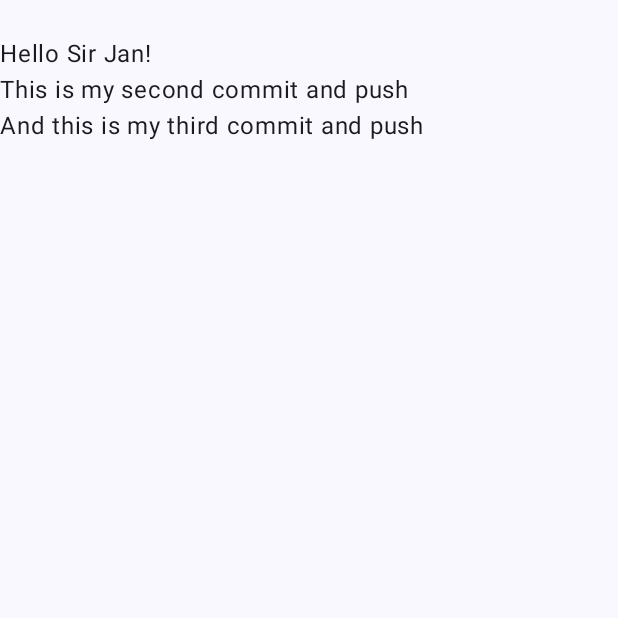
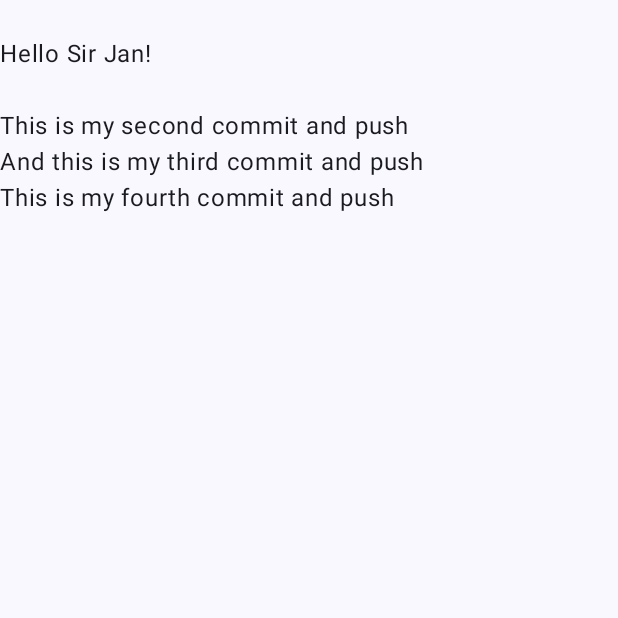
Before and after one commit to kateringerero/Katherine-Guerrero-block6-activity1, an Android app built with Jetpack Compose: the screen it shows after launch (MainActivity), on a phone screen of 412 x 824 dp, the top half of it. Run offline under Robolectric (Android 15) with nearby library versions, the phone set to English and light mode, and no system bars.

Commit message:
Fourth commit and push

```diff
--- a/app/src/main/java/com/guerrero/katherine/block6/p1/quiz/MainActivity.kt
+++ b/app/src/main/java/com/guerrero/katherine/block6/p1/quiz/MainActivity.kt
@@ -33,8 +33,9 @@ class MainActivity : ComponentActivity() {
 fun Greeting(name: String, modifier: Modifier = Modifier) {
     Text(
         text = "\nHello $name!" +
-                "\nThis is my second commit and push" +
-                "\nAnd this is my third commit and push",
+                "\n\nThis is my second commit and push" +
+                "\nAnd this is my third commit and push" +
+        "\nThis is my fourth commit and push",
         modifier = modifier
     )
 }
```
